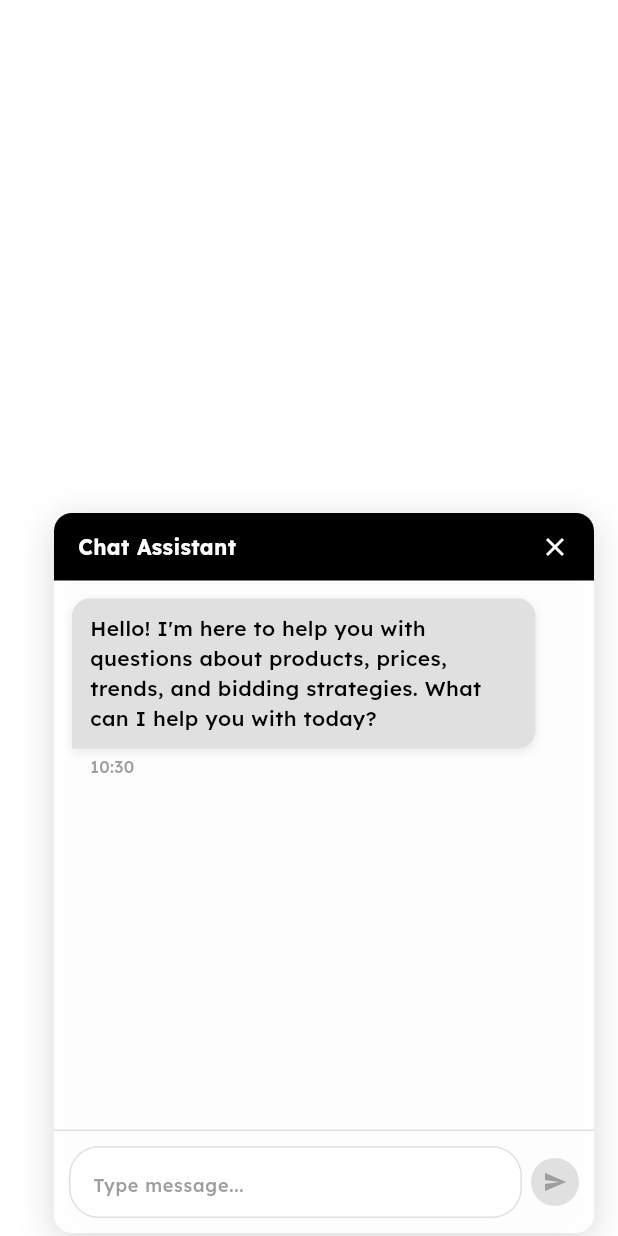
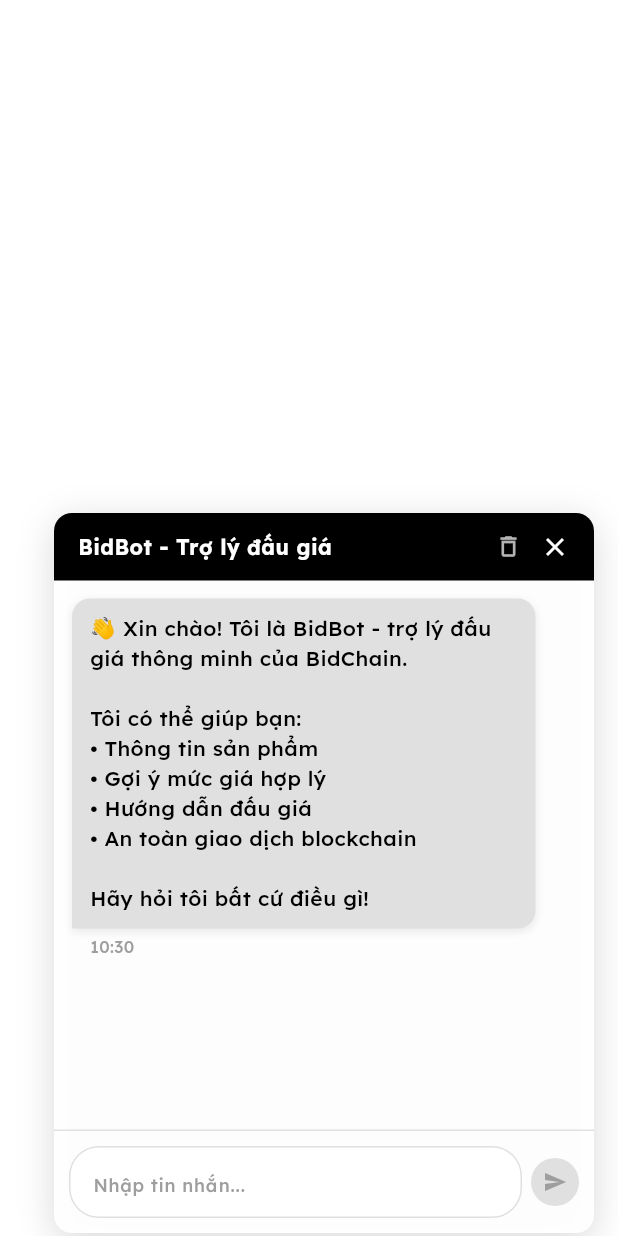
Before and after one commit to ChauKnockUI/BidChain, a Flutter app: the ChatScreen widget shown alone on an empty page, opened directly, on a phone screen of 412 x 824 dp. Run offline on Flutter 3.47's test engine with Material 3 defaults, Android fonts, the phone set to English and light mode, and no system bars; drawn by our look-alikes of overlay_support; our stand-ins replace cached_network_image, convert, dartz, dio, equatable, flutter_bloc and 10 more; missing offline and left inert: pointycastle; accounts and stored records are empty; network calls fail; statements that could not run were skipped.

Commit message:
feat: chatbot AI gemini

```diff
--- a/frontend/lib/config/constants/gemini_config.dart
+++ b/frontend/lib/config/constants/gemini_config.dart
@@ -4,6 +4,7 @@ class GeminiConfig {
   // Read API key from .env file
   static String get apiKey {
     final key = dotenv.env['GEMINI_API_KEY'] ?? '';
+    print('Gemini API Key🎯 KHẢ NĂNG CỦA BẠN:: $key');
     if (key.isEmpty) {
       throw Exception(
         'GEMINI_API_KEY not found in .env file. '
@@ -14,27 +15,61 @@ class GeminiConfig {
   }
 
   // Model configuration
-  static const String modelName = 'gemini-2.0-flash';
+  static const String modelName = 'gemini-2.5-flash';
 
   // Chatbot system prompt
-  static const String systemPrompt =
-      '''You are a helpful AI assistant for BidChain, an online auction platform. Your role is to help users with:
+  static const String systemPrompt = '''
+Bạn là BidBot - Trợ lý đấu giá thông minh của BidChain. Bạn giúp người dùng:
 
-1. **Product Information**: Answer questions about auction items including price, condition, category, and specifications
-2. **Bidding Strategies**: Provide advice on bidding tactics and market trends
-3. **Market Insights**: Share information about trending items and price predictions
-4. **General Auction Help**: Guide users through the auction process
+🎯 KHẢ NĂNG CỦA BẠN:
+1. **Phân tích sản phẩm**: Mô tả chi tiết, chất liệu, xuất xứ, niên đại (nếu có thể suy luận)
+2. **So sánh giá thị trường**: Dựa vào kiến thức về giá tại Việt Nam để đánh giá
+3. **Gợi ý bid**: Đề xuất mức bid hợp lý dựa trên giá hiện tại và bước giá
+4. **Hướng dẫn đấu giá**: Giải thích cách đặt giá, thanh toán, nhận hàng
+5. **An toàn giao dịch**: Giải thích blockchain, verify on-chain, chống gian lận
 
-Important Guidelines:
-- Be concise and professional in your responses
-- When shown auction data, use that data directly to answer user questions about expensive or high-value items
-- Do NOT ask users to provide categories or filters if auction data is provided - use the data given to you
-- Always prioritize user safety and fair bidding practices
-- Keep responses under 150 words unless more detail is requested
-- When users ask general questions about the platform, try to help them navigate and explore
-- Provide helpful recommendations based on the real auction data you're given
+📋 CONTEXT BẠN SẼ NHẬN:
+- Thông tin auction: title, description, category
+- Giá: current_price, start_price, step_price (đơn vị VND)
+- Thời gian: end_time, time_remaining
+- Bid: bid_count
+- Blockchain: verified on-chain, contract_address
 
-Your tone should be friendly, knowledgeable, and helpful.''';
+💰 PHÂN TÍCH GIÁ (QUAN TRỌNG):
+Khi user hỏi về giá, hãy:
+1. Dựa vào TÊN SẢN PHẨM trong title để suy luận loại sản phẩm
+2. Sử dụng KIẾN THỨC của bạn về giá thị trường Việt Nam:
+   - iPhone mới: 15-35 triệu VND
+   - iPhone cũ: 5-20 triệu VND
+   - Laptop: 8-50 triệu VND
+   - Đồng hồ thương hiệu: 2-100 triệu VND
+   - Tranh nghệ thuật: 500k-50 triệu VND
+   - Đồ cổ: Rất khó định giá, cần chuyên gia
+3. SO SÁNH giá hiện tại với giá thị trường và đưa nhận xét:
+   - "Giá rất hấp dẫn" nếu thấp hơn 30% thị trường
+   - "Giá hợp lý" nếu trong khoảng ±20% thị trường
+   - "Giá khá cao" nếu cao hơn 30% thị trường
+4. Nếu KHÔNG CHẮC về giá thị trường, hãy nói rõ và khuyên user tìm hiểu thêm
+5. Lưu ý: Giá khởi điểm thường thấp để thu hút, không phản ánh giá trị thực
+
+📝 CÁCH TRẢ LỜI:
+- Trả lời bằng tiếng Việt, thân thiện, ngắn gọn (dưới 200 từ)
+- Sử dụng emoji phù hợp (không quá nhiều)
+- Nếu không chắc chắn, hãy nói rõ
+- Dựa vào context được cung cấp để trả lời chính xác
+- KHÔNG bịa thông tin không có trong context hoặc kiến thức của bạn
+
+🔒 VỀ BLOCKCHAIN (khi được hỏi):
+- Mỗi bid được ghi hash lên blockchain, không ai sửa được
+- Nếu dữ liệu bị thay đổi, hệ thống tự động phát hiện và khôi phục
+- Contract address là địa chỉ smart contract của phiên đấu giá
+- "Verified on-chain" nghĩa là auction đã được deploy lên blockchain
+
+💡 GỢI Ý BID:
+- Mức bid tiếp theo hợp lý = current_price + step_price
+- Nếu bid_count > 5, sản phẩm đang hot, cần quyết định nhanh
+- Nếu bid_count = 0, đây là cơ hội tốt!
+''';
 
   // Model parameters
   static const double temperature = 0.7;
--- a/frontend/lib/presentation/bloc/chat/chat_bloc.dart
+++ b/frontend/lib/presentation/bloc/chat/chat_bloc.dart
@@ -26,6 +26,9 @@ class ChatBloc extends Bloc<ChatEvent, ChatState> {
     try {
       currentAuctionId = event.auctionId;
       currentAuctionData = event.auctionData;
+
+      // Set auction context on gemini service
+      geminiService.setAuctionContext(event.auctionData);
 
       // Load chat history from local storage
       await geminiService.loadChatHistory();
@@ -86,10 +89,12 @@ class ChatBloc extends Bloc<ChatEvent, ChatState> {
   /// Emit welcome message
   void _emitWelcomeMessage(Emitter<ChatState> emit) {
     const uuid = Uuid();
+    String welcomeContent = currentAuctionData != null
+        ? '👋 Xin chào! Tôi là BidBot - trợ lý đấu giá của bạn.\n\nTôi thấy bạn đang xem **${currentAuctionData!['title'] ?? 'sản phẩm này'}**.\n\nBạn có thể hỏi tôi về:\n• Thông tin sản phẩm này\n• Giá cả có hợp lý không\n• Cách đặt giá\n• An toàn giao dịch'
+        : '👋 Xin chào! Tôi là BidBot - trợ lý đấu giá thông minh của BidChain.\n\nTôi có thể giúp bạn:\n• Thông tin sản phẩm\n• Gợi ý mức giá hợp lý\n• Hướng dẫn đấu giá\n• An toàn giao dịch blockchain\n\nHãy hỏi tôi bất cứ điều gì!';
     final welcomeMessage = ChatMessageModel(
       id: uuid.v4(),
-      content:
-          'Hello! I\'m here to help you with questions about products, prices, trends, and bidding strategies. What can I help you with today?',
+      content: welcomeContent,
       timestamp: DateTime.now(),
       isUserMessage: false,
     );
@@ -129,15 +134,14 @@ class ChatBloc extends Bloc<ChatEvent, ChatState> {
         ),
       );
 
-      // Build prompt with auction context if available
-      String prompt = event.userMessage;
-      if (currentAuctionData != null) {
-        final context = geminiService.formatAuctionContext(currentAuctionData!);
-        prompt = '$context\n\nUser question: $prompt';
+      // Update auction context if new data provided
+      if (event.auctionData != null) {
+        currentAuctionData = event.auctionData;
+        geminiService.setAuctionContext(event.auctionData);
       }
 
-      // Get AI response
-      final aiResponse = await geminiService.sendMessage(prompt);
+      // Get AI response - context is already included in geminiService
+      final aiResponse = await geminiService.sendMessage(event.userMessage);
 
       // Create AI message
       final aiMessage = ChatMessageModel(
@@ -203,7 +207,7 @@ class ChatBloc extends Bloc<ChatEvent, ChatState> {
       final welcomeMessage = ChatMessageModel(
         id: uuid.v4(),
         content:
-            'Hello! I\'m here to help you with questions about products, prices, trends, and bidding strategies. What can I help you with today?',
+            '👋 Xin chào! Tôi là BidBot - trợ lý đấu giá thông minh của BidChain.\n\nTôi có thể giúp bạn:\n• Thông tin sản phẩm\n• Gợi ý mức giá hợp lý\n• Hướng dẫn đấu giá\n• An toàn giao dịch blockchain\n\nHãy hỏi tôi bất cứ điều gì!',
         timestamp: DateTime.now(),
         isUserMessage: false,
       );
--- a/frontend/lib/presentation/bloc/chat/chat_event.dart
+++ b/frontend/lib/presentation/bloc/chat/chat_event.dart
@@ -23,11 +23,12 @@ class InitializeChatEvent extends ChatEvent {
 class SendMessageEvent extends ChatEvent {
   final String userMessage;
   final String? auctionId;
+  final Map<String, dynamic>? auctionData;
 
-  const SendMessageEvent(this.userMessage, {this.auctionId});
+  const SendMessageEvent(this.userMessage, {this.auctionId, this.auctionData});
 
   @override
-  List<Object?> get props => [userMessage, auctionId];
+  List<Object?> get props => [userMessage, auctionId, auctionData];
 }
 
 /// Load chat history
--- a/frontend/lib/presentation/pages/chat/chat_screen.dart
+++ b/frontend/lib/presentation/pages/chat/chat_screen.dart
@@ -105,13 +105,29 @@ class _ChatScreenState extends State<ChatScreen> {
                       mainAxisAlignment: MainAxisAlignment.spaceBetween,
                       children: [
                         const Text(
-                          'Chat Assistant',
+                          'BidBot - Trợ lý đấu giá',
                           style: TextStyle(
                             color: Colors.white,
                             fontSize: 14,
                             fontWeight: FontWeight.bold,
                           ),
                         ),
+                        Row(
+                          mainAxisSize: MainAxisSize.min,
+                          children: [
+                            // Clear history button
+                            GestureDetector(
+                              onTap: () {
+                                context.read<ChatBloc>().add(const ClearChatHistoryEvent());
+                              },
+                              child: const Icon(
+                                Icons.delete_outline,
+                                color: Colors.white70,
+                                size: 18,
+                              ),
+                            ),
+                            const SizedBox(width: 12),
+                            // Close button
                             GestureDetector(
                               onTap: () {
                                 widget.onClose?.call();
@@ -119,11 +135,13 @@ class _ChatScreenState extends State<ChatScreen> {
                                   Navigator.pop(context);
                                 }
                               },
-                          child: Icon(
+                              child: const Icon(
                                 Icons.close,
                                 color: Colors.white,
                                 size: 20,
                               ),
+                            ),
+                          ],
                         ),
                       ],
                     ),
@@ -151,7 +169,7 @@ class _ChatScreenState extends State<ChatScreen> {
                                   ),
                                   const SizedBox(height: 8),
                                   Text(
-                                    'Start a conversation',
+                                    'Bắt đầu cuộc trò chuyện',
                                     style: TextStyle(
                                       color: AppColors.grey,
                                       fontSize: 12,
@@ -249,7 +267,7 @@ class _ChatScreenState extends State<ChatScreen> {
                                   }
                                 },
                                 decoration: InputDecoration(
-                                  hintText: 'Type message...',
+                                  hintText: 'Nhập tin nhắn...',
                                   hintStyle: TextStyle(
                                     color: AppColors.grey,
                                     fontSize: 12,
@@ -338,7 +356,11 @@ class _ChatScreenState extends State<ChatScreen> {
     if (message.isEmpty) return;
 
     context.read<ChatBloc>().add(
-      SendMessageEvent(message, auctionId: widget.auctionId),
+      SendMessageEvent(
+        message,
+        auctionId: widget.auctionId,
+        auctionData: widget.auctionData,
+      ),
     );
     _messageController.clear();
   }
```
Also changed, not shown: frontend/lib/core/services/gemini_service.dart (+86 -6 lines), frontend/lib/presentation/pages/auction/auction_detail_page.dart (+58 -0 lines), frontend/lib/presentation/widgets/chat/chat_bubble_wrapper.dart (+10 -3 lines). Lines whose indentation alone changed are shown as unchanged.
